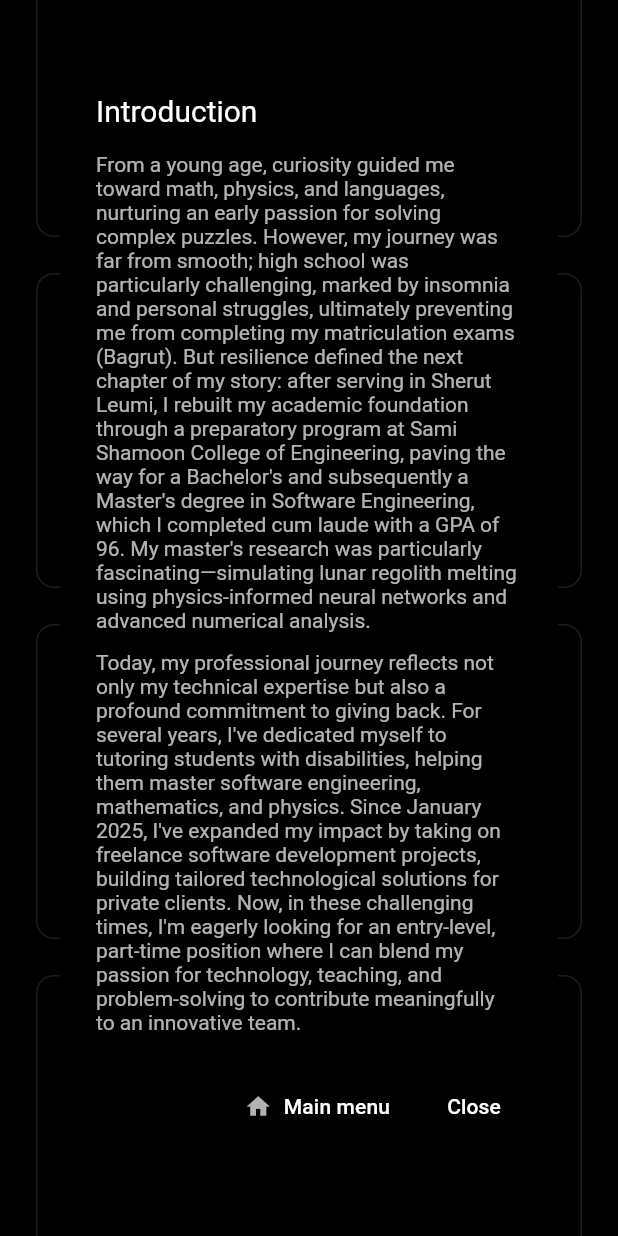
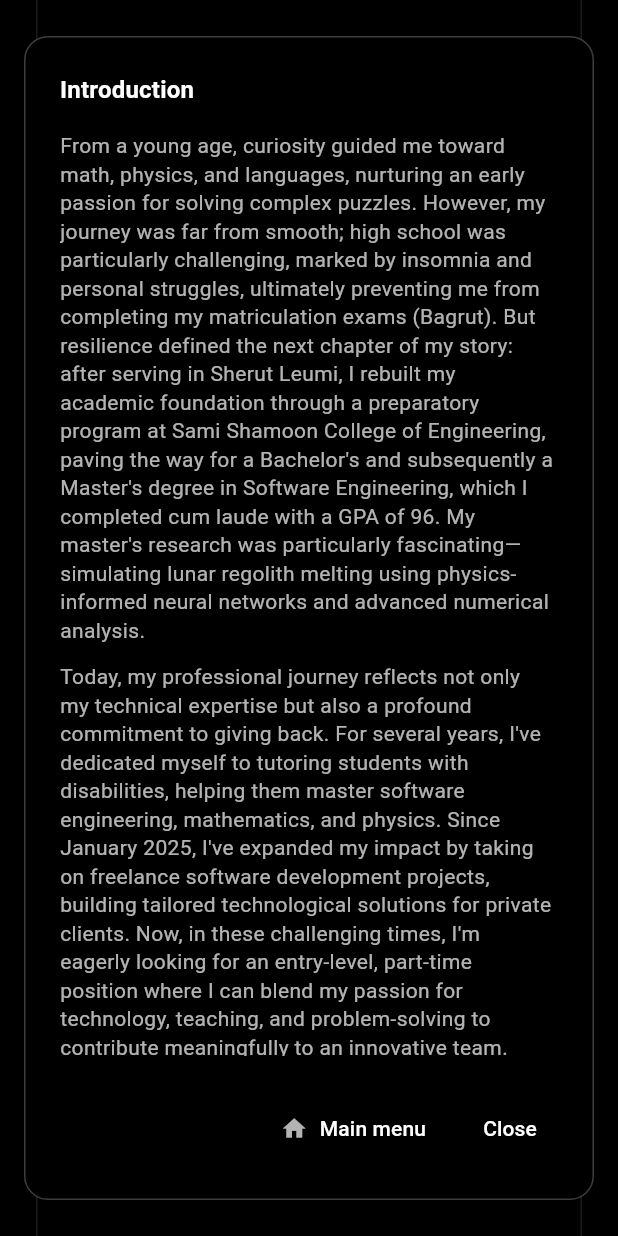
Before and after one commit to lubacareer/portfolio, a Flutter app: the screen it shows after launch, scrolled down 576 dp, after a tap on "Introduction", on a phone screen of 412 x 824 dp. Run offline on Flutter 3.47's test engine with Material 3 defaults, Android fonts, the phone set to English and light mode, and no system bars; network calls fail; Roboto replaces fonts that are missing (PlaypenSansThai).

Commit message:
Dialogs: use themed fonts; constrain width (square-ish), rounded border; keep home button; update Introduction and placeholder dialogs

```diff
--- a/lib/main.dart
+++ b/lib/main.dart
@@ -168,10 +168,23 @@ void showIntro(BuildContext context) {
     context: context,
     builder: (_) => AlertDialog(
       backgroundColor: Colors.black,
-      titleTextStyle: const TextStyle(color: Colors.white, fontSize: 20),
-      contentTextStyle: const TextStyle(color: Colors.white70, fontSize: 14),
+      shape: RoundedRectangleBorder(
+        borderRadius: BorderRadius.circular(16),
+        side: const BorderSide(color: Colors.white24),
+      ),
+      insetPadding: const EdgeInsets.symmetric(horizontal: 16, vertical: 24),
+      titleTextStyle: Theme.of(context)
+          .textTheme
+          .titleMedium
+          ?.copyWith(color: Colors.white, fontWeight: FontWeight.w700),
+      contentTextStyle: Theme.of(context)
+          .textTheme
+          .bodyMedium
+          ?.copyWith(color: Colors.white70, height: 1.35),
       title: const Text('Introduction'),
-      content: SingleChildScrollView(
+      content: SizedBox(
+        width: 520,
+        child: SingleChildScrollView(
           child: Column(
             crossAxisAlignment: CrossAxisAlignment.start,
             children: const [
@@ -183,6 +196,7 @@ void showIntro(BuildContext context) {
                 '''Today, my professional journey reflects not only my technical expertise but also a profound commitment to giving back. For several years, I've dedicated myself to tutoring students with disabilities, helping them master software engineering, mathematics, and physics. Since January 2025, I've expanded my impact by taking on freelance software development projects, building tailored technological solutions for private clients. Now, in these challenging times, I'm eagerly looking for an entry-level, part-time position where I can blend my passion for technology, teaching, and problem-solving to contribute meaningfully to an innovative team.''',
               ),
             ],
+          ),
         ),
       ),
       actions: [
@@ -538,10 +552,24 @@ void showPlaceholder(BuildContext context, String title) {
     context: context,
     builder: (_) => AlertDialog(
       backgroundColor: Colors.black,
-      titleTextStyle: const TextStyle(color: Colors.white, fontSize: 20),
-      contentTextStyle: const TextStyle(color: Colors.white70, fontSize: 14),
+      shape: RoundedRectangleBorder(
+        borderRadius: BorderRadius.circular(16),
+        side: const BorderSide(color: Colors.white24),
+      ),
+      insetPadding: const EdgeInsets.symmetric(horizontal: 16, vertical: 24),
+      titleTextStyle: Theme.of(context)
+          .textTheme
+          .titleMedium
+          ?.copyWith(color: Colors.white, fontWeight: FontWeight.w700),
+      contentTextStyle: Theme.of(context)
+          .textTheme
+          .bodyMedium
+          ?.copyWith(color: Colors.white70, height: 1.35),
       title: Text(title),
-      content: const Text('Content coming soon.'),
+      content: const SizedBox(
+        width: 420,
+        child: Text('Content coming soon.'),
+      ),
       actions: [
         TextButton.icon(
           onPressed: () => Navigator.of(context).pop(),
```
Lines whose indentation alone changed are shown as unchanged.
